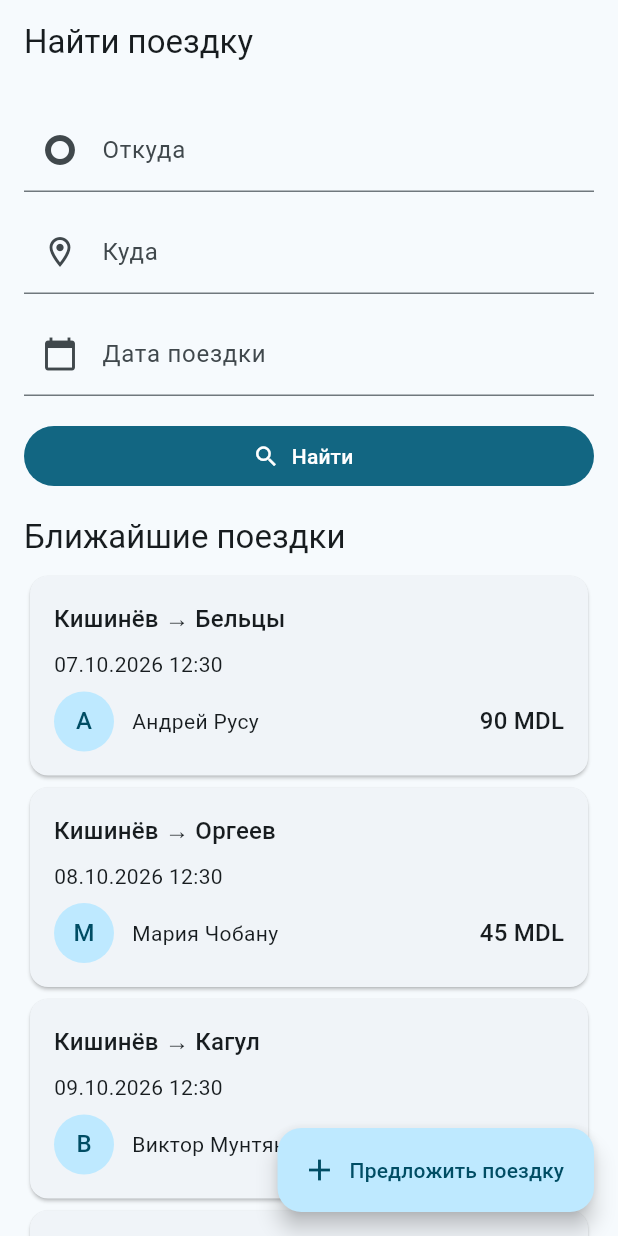
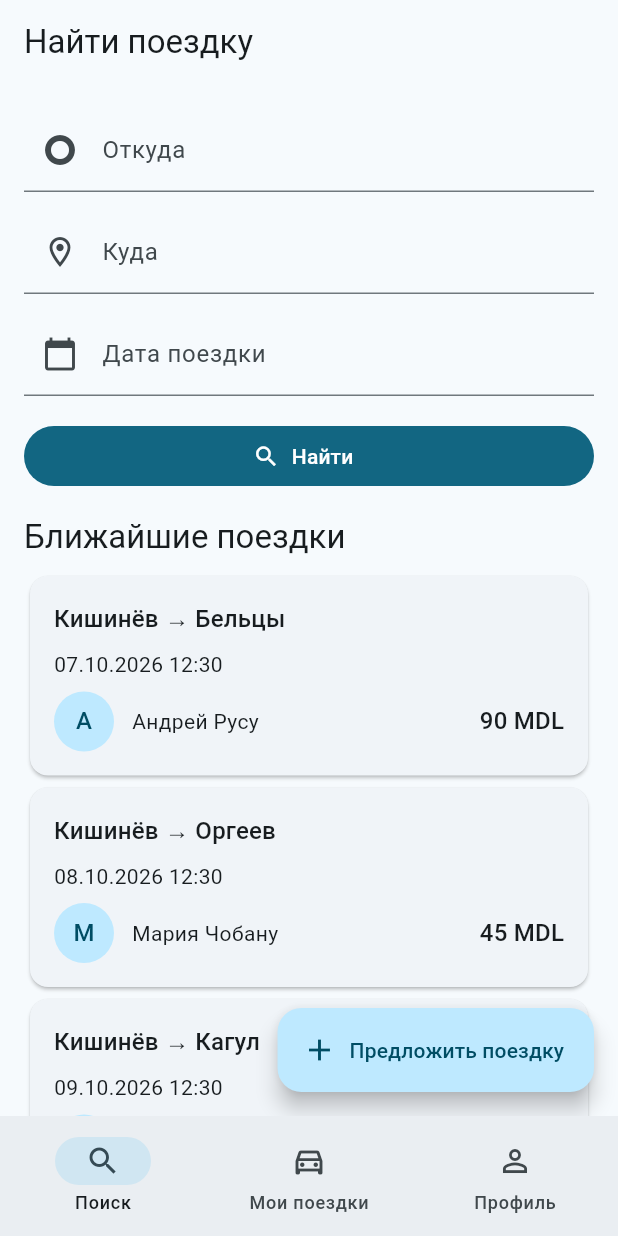
Before and after one commit to Susanna-msoillik/pam, a Flutter app: the screen it shows after launch, on a phone screen of 412 x 824 dp. Run offline on Flutter 3.47's test engine with Material 3 defaults, Android fonts, the phone set to English and light mode, and no system bars.

Commit message:
раздел поездок и профиль

```diff
--- a/lib/main.dart
+++ b/lib/main.dart
@@ -1,9 +1,6 @@
 import 'package:flutter/material.dart';
 
-import 'screens/route_search.dart';
-import 'screens/route_details.dart';
-import 'screens/booking_form.dart';
-import 'screens/publish_route.dart';
+import 'screens/home.dart';
 
 void main() {
   runApp(const CarPoolApp());
@@ -19,25 +16,7 @@ class CarPoolApp extends StatelessWidget {
       theme: ThemeData(
         colorScheme: ColorScheme.fromSeed(seedColor: const Color(0xFF156A87)),
       ),
-      home: Builder(
-        builder: (context) => RouteSearchPage(
-          onPublish: () => Navigator.of(context).push(
-            MaterialPageRoute<void>(builder: (_) => const PublishRoutePage()),
-          ),
-          onOpen: (route) => Navigator.of(context).push(
-            MaterialPageRoute<void>(
-              builder: (context) => RouteDetailsPage(
-                route: route,
-                onBook: () => Navigator.of(context).push(
-                  MaterialPageRoute<void>(
-                    builder: (_) => BookingFormPage(route: route),
-                  ),
-                ),
-              ),
-            ),
-          ),
-        ),
-      ),
+      home: const HomePage(),
     );
   }
 }
--- /dev/null
+++ b/lib/screens/home.dart
@@ -0,0 +1,69 @@
+import 'package:flutter/material.dart';
+
+import '../data/car_route.dart';
+import 'booking_form.dart';
+import 'my_trips.dart';
+import 'profile.dart';
+import 'publish_route.dart';
+import 'route_details.dart';
+import 'route_search.dart';
+
+class HomePage extends StatefulWidget {
+  const HomePage({super.key});
+
+  @override
+  State<HomePage> createState() => _HomePageState();
+}
+
+class _HomePageState extends State<HomePage> {
+  int _index = 0;
+
+  void _open(CarRoute route) {
+    Navigator.of(context).push(
+      MaterialPageRoute<void>(
+        builder: (context) => RouteDetailsPage(
+          route: route,
+          onBook: () => Navigator.of(context).push(
+            MaterialPageRoute<void>(
+              builder: (_) => BookingFormPage(route: route),
+            ),
+          ),
+        ),
+      ),
+    );
+  }
+
+  @override
+  Widget build(BuildContext context) {
+    return Scaffold(
+      body: IndexedStack(
+        index: _index,
+        children: [
+          RouteSearchPage(
+            onOpen: _open,
+            onPublish: () => Navigator.of(context).push(
+              MaterialPageRoute<void>(builder: (_) => const PublishRoutePage()),
+            ),
+          ),
+          MyTripsPage(onOpen: _open),
+          const ProfilePage(),
+        ],
+      ),
+      bottomNavigationBar: NavigationBar(
+        selectedIndex: _index,
+        onDestinationSelected: (value) => setState(() => _index = value),
+        destinations: const [
+          NavigationDestination(icon: Icon(Icons.search), label: 'Поиск'),
+          NavigationDestination(
+            icon: Icon(Icons.directions_car_outlined),
+            label: 'Мои поездки',
+          ),
+          NavigationDestination(
+            icon: Icon(Icons.person_outline),
+            label: 'Профиль',
+          ),
+        ],
+      ),
+    );
+  }
+}
```
Also changed, not shown: lib/screens/my_trips.dart (added, +60 -0 lines), lib/screens/profile.dart (added, +46 -0 lines).
